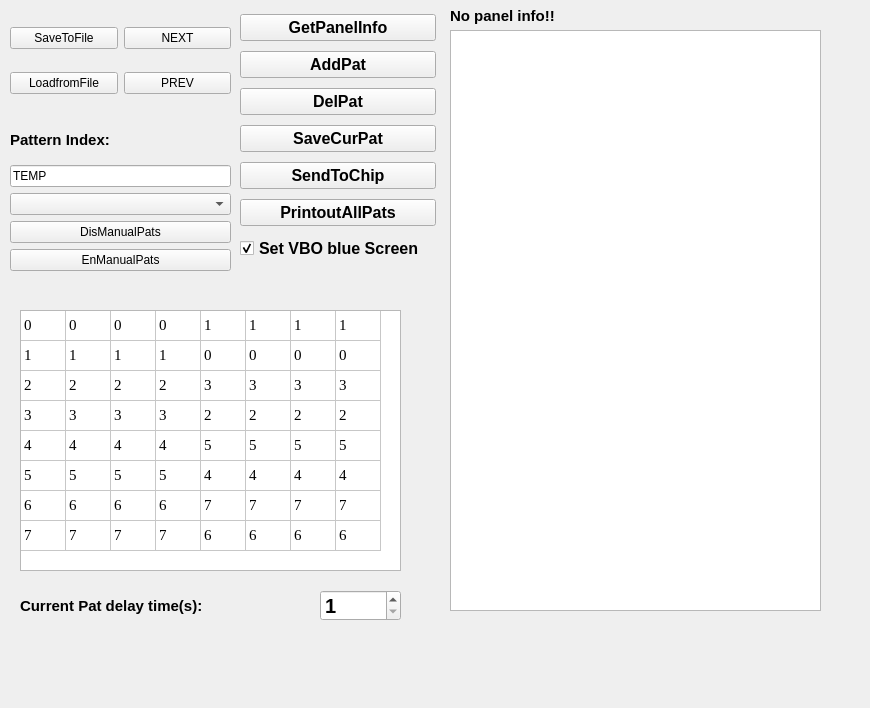
First picture: the form in twoFirst01/DimmingDebugger_Readback_SX7/TestPattern_res.ui, repository hooloong/gitpython, before the edit.
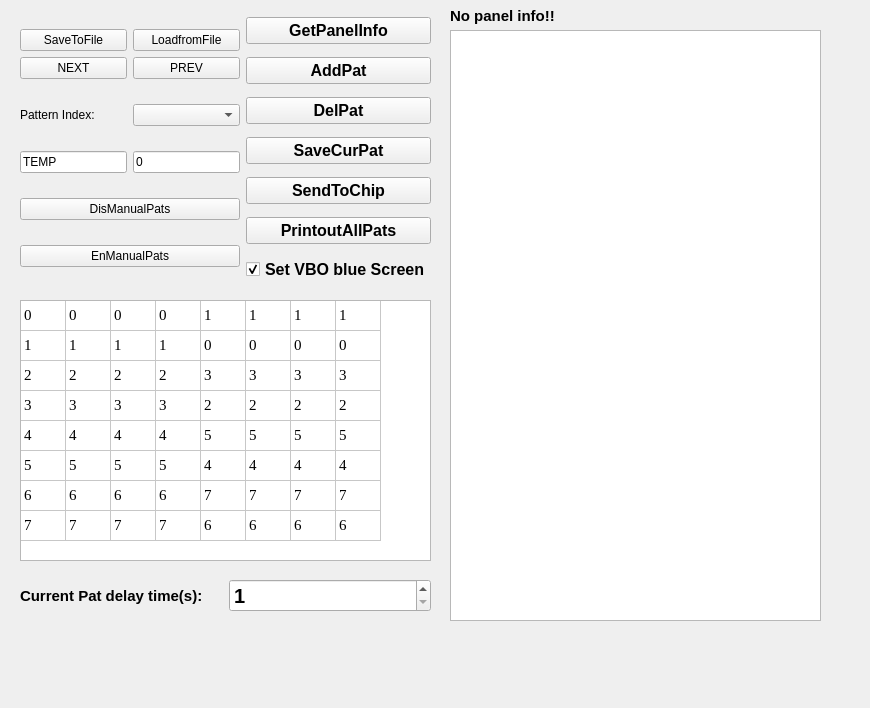
Second picture: the form after the edit.

```diff
--- a/twoFirst01/DimmingDebugger_Readback_SX7/TestPattern_res.ui
+++ b/twoFirst01/DimmingDebugger_Readback_SX7/TestPattern_res.ui
@@ -19,65 +19,19 @@
      <x>450</x>
      <y>30</y>
      <width>371</width>
-     <height>581</height>
+     <height>591</height>
     </rect>
    </property>
-  </widget>
-  <widget class="QLabel" name="label_patdelay">
-   <property name="geometry">
-    <rect>
-     <x>20</x>
-     <y>590</y>
-     <width>281</width>
-     <height>31</height>
-    </rect>
-   </property>
-   <property name="font">
-    <font>
-     <pointsize>11</pointsize>
-     <weight>75</weight>
-     <bold>true</bold>
-    </font>
-   </property>
-   <property name="text">
-    <string>Current Pat delay time(s):</string>
-   </property>
-  </widget>
-  <widget class="QSpinBox" name="spinBox_patdelays">
-   <property name="enabled">
+   <property name="readOnly">
     <bool>true</bool>
    </property>
-   <property name="geometry">
-    <rect>
-     <x>320</x>
-     <y>590</y>
-     <width>81</width>
-     <height>31</height>
-    </rect>
-   </property>
-   <property name="font">
-    <font>
-     <pointsize>15</pointsize>
-     <weight>75</weight>
-     <bold>true</bold>
-    </font>
-   </property>
-   <property name="minimum">
-    <number>1</number>
-   </property>
-   <property name="maximum">
-    <number>9999</number>
-   </property>
-   <property name="value">
-    <number>1</number>
-   </property>
   </widget>
   <widget class="QTableWidget" name="tableWidget_pattern">
    <property name="geometry">
     <rect>
      <x>20</x>
-     <y>310</y>
-     <width>381</width>
+     <y>300</y>
+     <width>411</width>
      <height>261</height>
     </rect>
    </property>
@@ -479,15 +433,124 @@
     <string>No panel info!!</string>
    </property>
   </widget>
-  <widget class="QWidget" name="verticalLayoutWidget">
+  <widget class="QWidget" name="horizontalLayoutWidget_3">
    <property name="geometry">
     <rect>
-     <x>240</x>
+     <x>20</x>
      <y>10</y>
-     <width>196</width>
-     <height>261</height>
+     <width>411</width>
+     <height>281</height>
     </rect>
    </property>
+   <layout class="QHBoxLayout" name="horizontalLayout_3">
+    <item>
+     <layout class="QVBoxLayout" name="verticalLayout_2">
+      <item>
+       <layout class="QGridLayout" name="gridLayout">
+        <item row="0" column="0">
+         <widget class="QPushButton" name="pushButton_savepatToFile">
+          <property name="enabled">
+           <bool>true</bool>
+          </property>
+          <property name="text">
+           <string>SaveToFile</string>
+          </property>
+         </widget>
+        </item>
+        <item row="1" column="0">
+         <widget class="QPushButton" name="pushButton_next">
+          <property name="enabled">
+           <bool>true</bool>
+          </property>
+          <property name="text">
+           <string>NEXT</string>
+          </property>
+         </widget>
+        </item>
+        <item row="0" column="1">
+         <widget class="QPushButton" name="pushButton_loadpatfromFile">
+          <property name="enabled">
+           <bool>true</bool>
+          </property>
+          <property name="text">
+           <string>LoadfromFile</string>
+          </property>
+         </widget>
+        </item>
+        <item row="1" column="1">
+         <widget class="QPushButton" name="pushButton_prev">
+          <property name="enabled">
+           <bool>true</bool>
+          </property>
+          <property name="text">
+           <string>PREV</string>
+          </property>
+         </widget>
+        </item>
+       </layout>
+      </item>
+      <item>
+       <layout class="QHBoxLayout" name="horizontalLayout_2">
+        <item>
+         <widget class="QLabel" name="label_patindex">
+          <property name="font">
+           <font>
+            <pointsize>9</pointsize>
+            <weight>50</weight>
+            <bold>false</bold>
+           </font>
+          </property>
+          <property name="text">
+           <string>Pattern Index:</string>
+          </property>
+         </widget>
+        </item>
+        <item>
+         <widget class="QComboBox" name="comboBox_listpats"/>
+        </item>
+       </layout>
+      </item>
+      <item>
+       <layout class="QHBoxLayout" name="horizontalLayout">
+        <item>
+         <widget class="QLineEdit" name="lineEdit_index">
+          <property name="text">
+           <string>TEMP</string>
+          </property>
+          <property name="readOnly">
+           <bool>true</bool>
+          </property>
+         </widget>
+        </item>
+        <item>
+         <widget class="QLineEdit" name="lineEdit_totalpat">
+          <property name="text">
+           <string>0</string>
+          </property>
+          <property name="readOnly">
+           <bool>true</bool>
+          </property>
+         </widget>
+        </item>
+       </layout>
+      </item>
+      <item>
+       <widget class="QPushButton" name="pushButton_disable">
+        <property name="text">
+         <string>DisManualPats</string>
+        </property>
+       </widget>
+      </item>
+      <item>
+       <widget class="QPushButton" name="pushButton_enable">
+        <property name="text">
+         <string>EnManualPats</string>
+        </property>
+       </widget>
+      </item>
+     </layout>
+    </item>
+    <item>
    <layout class="QVBoxLayout" name="verticalLayout">
     <item>
      <widget class="QPushButton" name="pushButton_readpanel">
@@ -594,71 +657,21 @@
      </widget>
     </item>
    </layout>
-  </widget>
-  <widget class="QWidget" name="gridLayoutWidget">
-   <property name="geometry">
-    <rect>
-     <x>10</x>
-     <y>10</y>
-     <width>221</width>
-     <height>101</height>
-    </rect>
-   </property>
-   <layout class="QGridLayout" name="gridLayout">
-    <item row="0" column="1">
-     <widget class="QPushButton" name="pushButton_next">
-      <property name="enabled">
-       <bool>true</bool>
-      </property>
-      <property name="text">
-       <string>NEXT</string>
-      </property>
-     </widget>
-    </item>
-    <item row="0" column="0">
-     <widget class="QPushButton" name="pushButton_savepatToFile">
-      <property name="enabled">
-       <bool>true</bool>
-      </property>
-      <property name="text">
-       <string>SaveToFile</string>
-      </property>
-     </widget>
-    </item>
-    <item row="1" column="1">
-     <widget class="QPushButton" name="pushButton_prev">
-      <property name="enabled">
-       <bool>true</bool>
-      </property>
-      <property name="text">
-       <string>PREV</string>
-      </property>
-     </widget>
-    </item>
-    <item row="1" column="0">
-     <widget class="QPushButton" name="pushButton_loadpatfromFile">
-      <property name="enabled">
-       <bool>true</bool>
-      </property>
-      <property name="text">
-       <string>LoadfromFile</string>
-      </property>
-     </widget>
     </item>
    </layout>
   </widget>
-  <widget class="QWidget" name="verticalLayoutWidget_2">
+  <widget class="QWidget" name="horizontalLayoutWidget_4">
    <property name="geometry">
     <rect>
-     <x>10</x>
-     <y>120</y>
-     <width>221</width>
-     <height>151</height>
+     <x>20</x>
+     <y>570</y>
+     <width>411</width>
+     <height>51</height>
     </rect>
    </property>
-   <layout class="QVBoxLayout" name="verticalLayout_2">
+   <layout class="QHBoxLayout" name="horizontalLayout_5">
     <item>
-     <widget class="QLabel" name="label_patindex">
+     <widget class="QLabel" name="label_patdelay">
       <property name="font">
        <font>
         <pointsize>11</pointsize>
@@ -667,34 +680,30 @@
        </font>
       </property>
       <property name="text">
-       <string>Pattern Index:</string>
+       <string>Current Pat delay time(s):</string>
       </property>
      </widget>
     </item>
     <item>
-     <widget class="QLineEdit" name="lineEdit_index">
-      <property name="text">
-       <string>TEMP</string>
-      </property>
-      <property name="readOnly">
+     <widget class="QSpinBox" name="spinBox_patdelays">
+      <property name="enabled">
        <bool>true</bool>
       </property>
-     </widget>
-    </item>
-    <item>
-     <widget class="QComboBox" name="comboBox_listpats"/>
-    </item>
-    <item>
-     <widget class="QPushButton" name="pushButton_disable">
-      <property name="text">
-       <string>DisManualPats</string>
+      <property name="font">
+       <font>
+        <pointsize>15</pointsize>
+        <weight>75</weight>
+        <bold>true</bold>
+       </font>
       </property>
-     </widget>
-    </item>
-    <item>
-     <widget class="QPushButton" name="pushButton_enable">
-      <property name="text">
-       <string>EnManualPats</string>
+      <property name="minimum">
+       <number>1</number>
+      </property>
+      <property name="maximum">
+       <number>9999</number>
+      </property>
+      <property name="value">
+       <number>1</number>
       </property>
      </widget>
     </item>
```
Lines whose indentation alone changed are shown as unchanged.
